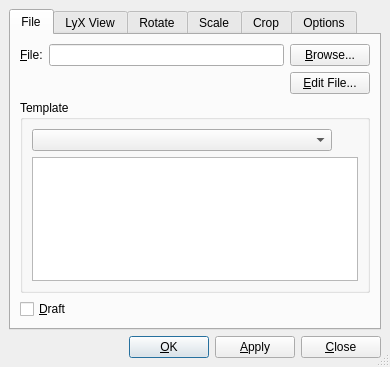
First picture: the form in src/frontends/qt4/ui/ExternalUi.ui, repository cburschka/lyx, before the edit.
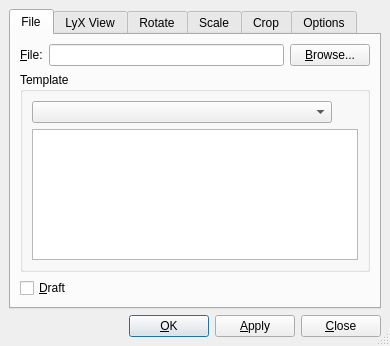
Second picture: the form after the edit. The open tabs and pages were chosen to show the change. Custom widgets are drawn as their Qt base class.

Commit message: basic context menu for InsetExternal.

The edit to the form file:
```diff
--- a/src/frontends/qt4/ui/ExternalUi.ui
+++ b/src/frontends/qt4/ui/ExternalUi.ui
@@ -6,7 +6,7 @@
     <x>0</x>
     <y>0</y>
     <width>390</width>
-    <height>367</height>
+    <height>346</height>
    </rect>
   </property>
   <property name="windowTitle" >
@@ -23,22 +23,65 @@
     <number>6</number>
    </property>
    <item row="1" column="0" >
-    <spacer>
-     <property name="orientation" >
-      <enum>Qt::Horizontal</enum>
+    <layout class="QHBoxLayout" >
+     <property name="margin" >
+      <number>0</number>
      </property>
-     <property name="sizeType" >
-      <enum>QSizePolicy::Expanding</enum>
+     <property name="spacing" >
+      <number>6</number>
      </property>
-     <property name="sizeHint" >
-      <size>
-       <width>20</width>
-       <height>20</height>
-      </size>
-     </property>
-    </spacer>
+     <item>
+      <spacer>
+       <property name="orientation" >
+        <enum>Qt::Horizontal</enum>
+       </property>
+       <property name="sizeType" >
+        <enum>QSizePolicy::Expanding</enum>
+       </property>
+       <property name="sizeHint" >
+        <size>
+         <width>20</width>
+         <height>20</height>
+        </size>
+       </property>
+      </spacer>
+     </item>
+     <item>
+      <widget class="QPushButton" name="okPB" >
+       <property name="text" >
+        <string>&amp;OK</string>
+       </property>
+       <property name="default" >
+        <bool>true</bool>
+       </property>
+      </widget>
+     </item>
+     <item>
+      <widget class="QPushButton" name="applyPB" >
+       <property name="text" >
+        <string>&amp;Apply</string>
+       </property>
+       <property name="default" >
+        <bool>false</bool>
+       </property>
+      </widget>
+     </item>
+     <item>
+      <widget class="QPushButton" name="closePB" >
+       <property name="text" >
+        <string>&amp;Close</string>
+       </property>
+       <property name="autoDefault" >
+        <bool>false</bool>
+       </property>
+       <property name="default" >
+        <bool>false</bool>
+       </property>
+      </widget>
+     </item>
+    </layout>
    </item>
-   <item row="0" column="0" colspan="4" >
+   <item row="0" column="0" >
     <widget class="QTabWidget" name="tab" >
      <property name="currentIndex" >
       <number>0</number>
@@ -54,54 +97,7 @@
        <property name="spacing" >
         <number>6</number>
        </property>
-       <item row="3" column="0" colspan="3" >
-        <widget class="QCheckBox" name="draftCB" >
-         <property name="text" >
-          <string>&amp;Draft</string>
-         </property>
-        </widget>
-       </item>
-       <item row="1" column="2" >
-        <widget class="QPushButton" name="editPB" >
-         <property name="toolTip" >
-          <string>Edit the file externally</string>
-         </property>
-         <property name="text" >
-          <string>&amp;Edit File...</string>
-         </property>
-        </widget>
-       </item>
-       <item row="0" column="2" >
-        <widget class="QPushButton" name="browsePB" >
-         <property name="toolTip" >
-          <string>Select a file</string>
-         </property>
-         <property name="text" >
-          <string>&amp;Browse...</string>
-         </property>
-        </widget>
-       </item>
-       <item row="0" column="0" >
-        <widget class="QLabel" name="fileLA" >
-         <property name="toolTip" >
-          <string>Filename</string>
-         </property>
-         <property name="text" >
-          <string>&amp;File:</string>
-         </property>
-         <property name="buddy" >
-          <cstring>fileED</cstring>
-         </property>
-        </widget>
-       </item>
-       <item row="0" column="1" >
-        <widget class="QLineEdit" name="fileED" >
-         <property name="toolTip" >
-          <string>Filename</string>
-         </property>
-        </widget>
-       </item>
-       <item row="2" column="0" colspan="3" >
+       <item row="1" column="0" colspan="3" >
         <widget class="QGroupBox" name="GroupBox3" >
          <property name="title" >
           <string>Template</string>
@@ -150,6 +146,43 @@
          </layout>
         </widget>
        </item>
+       <item row="0" column="1" >
+        <widget class="QLineEdit" name="fileED" >
+         <property name="toolTip" >
+          <string>Filename</string>
+         </property>
+        </widget>
+       </item>
+       <item row="0" column="0" >
+        <widget class="QLabel" name="fileLA" >
+         <property name="toolTip" >
+          <string>Filename</string>
+         </property>
+         <property name="text" >
+          <string>&amp;File:</string>
+         </property>
+         <property name="buddy" >
+          <cstring>fileED</cstring>
+         </property>
+        </widget>
+       </item>
+       <item row="0" column="2" >
+        <widget class="QPushButton" name="browsePB" >
+         <property name="toolTip" >
+          <string>Select a file</string>
+         </property>
+         <property name="text" >
+          <string>&amp;Browse...</string>
+         </property>
+        </widget>
+       </item>
+       <item row="2" column="0" colspan="3" >
+        <widget class="QCheckBox" name="draftCB" >
+         <property name="text" >
+          <string>&amp;Draft</string>
+         </property>
+        </widget>
+       </item>
       </layout>
      </widget>
      <widget class="QWidget" name="lyxviewtab" >
@@ -660,39 +693,6 @@
      </widget>
     </widget>
    </item>
-   <item row="1" column="1" >
-    <widget class="QPushButton" name="okPB" >
-     <property name="text" >
-      <string>&amp;OK</string>
-     </property>
-     <property name="default" >
-      <bool>true</bool>
-     </property>
-    </widget>
-   </item>
-   <item row="1" column="2" >
-    <widget class="QPushButton" name="applyPB" >
-     <property name="text" >
-      <string>&amp;Apply</string>
-     </property>
-     <property name="default" >
-      <bool>false</bool>
-     </property>
-    </widget>
-   </item>
-   <item row="1" column="3" >
-    <widget class="QPushButton" name="closePB" >
-     <property name="text" >
-      <string>&amp;Close</string>
-     </property>
-     <property name="autoDefault" >
-      <bool>false</bool>
-     </property>
-     <property name="default" >
-      <bool>false</bool>
-     </property>
-    </widget>
-   </item>
   </layout>
  </widget>
  <customwidgets>
```
Left out of the diff: 3 changed lines with no effect on the pictures. The commit also changes 5 other files.
